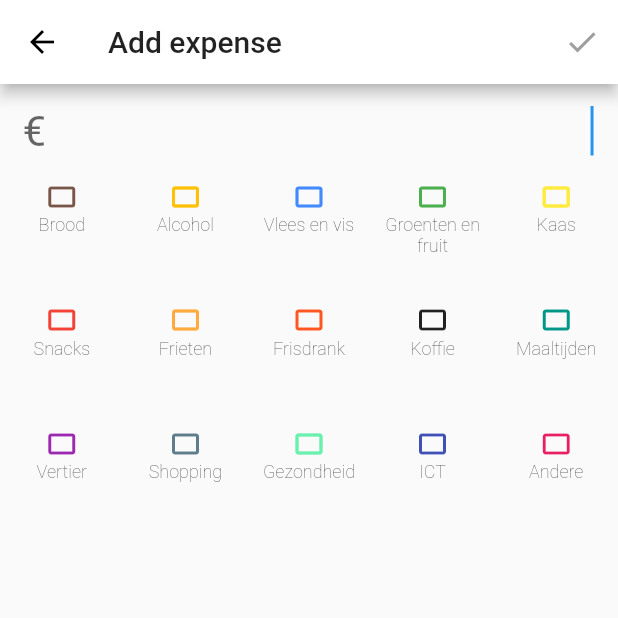
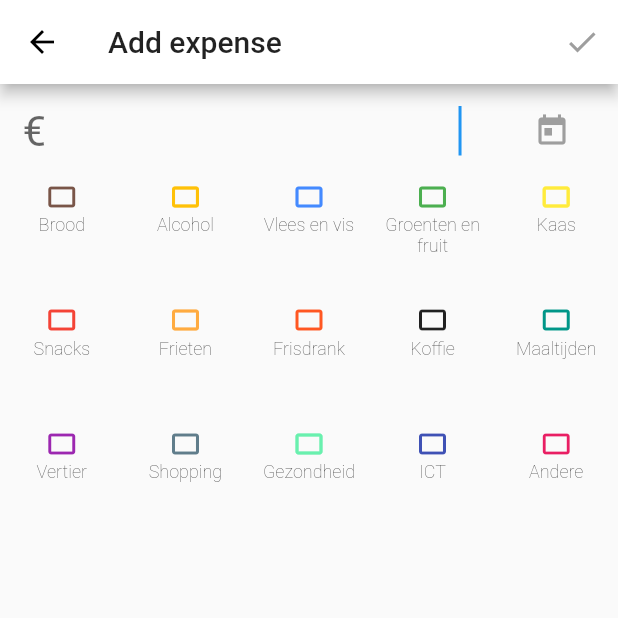
Before and after one commit to iPieter/turtle_expense_tracker, a Flutter app: the InputExpense screen opened directly with empty values, on a phone screen of 412 x 824 dp, the top half of it. Run offline on Flutter 3.47's test engine with Material 2 defaults, Android fonts, the phone set to English and light mode, and no system bars; our stand-ins replace charts_flutter, sqflite, tuple; missing offline and left inert: currency_input_formatter, flutter_cupertino_date_picker, mutex; accounts and stored records are empty; network calls fail.

Commit message:
Added datepicker

```diff
--- a/lib/InputExpense.dart
+++ b/lib/InputExpense.dart
@@ -5,6 +5,7 @@ import 'package:charts_flutter/flutter.dart' as charts;
 import 'ApplicationDatabase.dart';
 import 'Expense.dart';
 import 'Location.dart';
+import 'package:flutter_cupertino_date_picker/flutter_cupertino_date_picker.dart';
 
 class InputExpense extends StatefulWidget {
   List<Expense> _expenses;
@@ -42,14 +43,21 @@ class InputExpenseState extends State<InputExpense> {
             _category = _category != name ? name : null;
           });
         },
-        child: new Column(mainAxisAlignment: MainAxisAlignment.start, crossAxisAlignment: CrossAxisAlignment.center, children: <Widget>[
+        child: new Column(
+            mainAxisAlignment: MainAxisAlignment.start,
+            crossAxisAlignment: CrossAxisAlignment.center,
+            children: <Widget>[
               Icon(Icons.crop_landscape,
-              color:
-                  _category == null || _category == name ? color : Colors.grey),
+                  color: _category == null || _category == name
+                      ? color
+                      : Colors.grey),
               Text(
                 name,
                 textAlign: TextAlign.center,
-            style: new TextStyle(fontSize: 12.0, fontWeight: FontWeight.w100,),
+                style: new TextStyle(
+                  fontSize: 12.0,
+                  fontWeight: FontWeight.w100,
+                ),
               )
             ]));
   }
@@ -72,7 +80,8 @@ class InputExpenseState extends State<InputExpense> {
                   ApplicationDatabase db = new ApplicationDatabase();
                   try {
                     final expense = new Expense(
-                        double.parse(inputController.text.replaceFirst(",", ".")),
+                        double
+                            .parse(inputController.text.replaceFirst(",", ".")),
                         "test",
                         new DateTime.now(),
                         new Location("Paul's bakery", 1.0, 2.0),
@@ -87,7 +96,10 @@ class InputExpenseState extends State<InputExpense> {
           ],
         ),
         body: new Column(children: <Widget>[
-          new TextField(
+          new Row(
+            children: <Widget>[
+              new Flexible(
+                child: new TextField(
                   controller: inputController,
                   autofocus: true,
                   keyboardType: TextInputType.number,
@@ -102,6 +114,26 @@ class InputExpenseState extends State<InputExpense> {
                         allowSubdivisions: true, subdivisionMarker: ","),
                   ],
                   style: const TextStyle(fontSize: 28.0, color: Colors.black87),
+                ),
+              ),
+              new FlatButton(
+                padding: EdgeInsets.all(0.0),
+                child: const Icon(Icons.today, color: Colors.grey),
+                onPressed: () {
+                  DatePicker.showDatePicker(
+                    context,
+                    showTitleActions: true,
+                    minYear: 1970,
+                    maxYear: 2020,
+                    initialYear: new DateTime.now().year,
+                    initialMonth: new DateTime.now().month,
+                    initialDate: new DateTime.now().day,
+                    onChanged: (year, month, date) {},
+                    onConfirm: (year, month, date) {},
+                  );
+                },
+              )
+            ],
           ),
           new GridView.count(
             shrinkWrap: true,
--- a/pubspec.yaml
+++ b/pubspec.yaml
@@ -14,6 +14,7 @@ dependencies:
   charts_flutter: "^0.3.0"
   mutex : "^0.0.1"
   tuple : "^1.0.1"
+  flutter_cupertino_date_picker: "^0.0.3"
 
 dev_dependencies:
   flutter_test:
```
Lines whose indentation alone changed are shown as unchanged.
